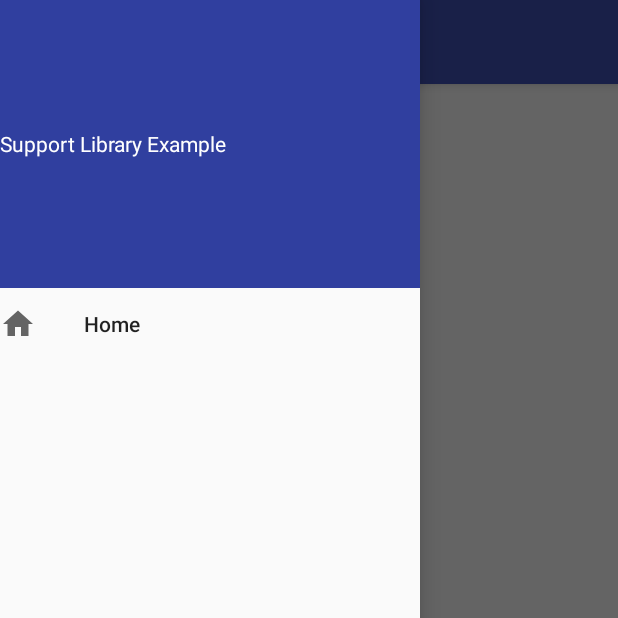
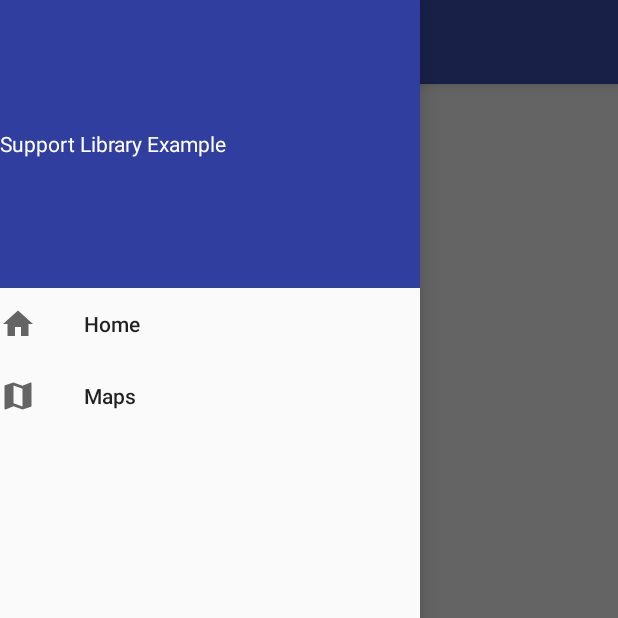
Before and after one commit to rsicarelli/supportlibraryexample, an Android app: the screen it shows after launch (HomeActivity), with the side drawer open, on a phone screen of 412 x 824 dp, the top half of it. Run offline under Robolectric (Android 15) with nearby library versions, the phone set to English and light mode, and no system bars; our stand-ins replace ButterKnife.

```diff
--- a/app/src/main/AndroidManifest.xml
+++ b/app/src/main/AndroidManifest.xml
@@ -17,7 +17,7 @@
 
         <activity
             android:name=".home.HomeActivity"
-            android:label="@string/title_activity_main"
+            android:label="@string/home"
             android:theme="@style/AppTheme.OverlapSystemBar">
             <intent-filter>
                 <action android:name="android.intent.action.MAIN" />
@@ -25,6 +25,10 @@
                 <category android:name="android.intent.category.LAUNCHER" />
             </intent-filter>
         </activity>
+        <activity
+            android:name=".map.MapActivity"
+            android:label="@string/maps"
+            android:theme="@style/AppTheme.OverlapSystemBar" />
     </application>
 
 </manifest>
--- /dev/null
+++ b/app/src/main/res/drawable/ic_map.xml
@@ -0,0 +1,13 @@
+<?xml version="1.0" encoding="utf-8"?>
+<vector xmlns:android="http://schemas.android.com/apk/res/android"
+    android:width="24dp"
+    android:height="24dp"
+    android:viewportHeight="24"
+    android:viewportWidth="24">
+    <path
+        android:fillColor="#000000"
+        android:pathData="M20.5 3l-.16.03L15 5.1 9 3 3.36 4.9c-.21.07-.36.25-.36.48V20.5c0 .28.22.5.5.5l.16-.03L9 18.9l6 2.1 5.64-1.9c.21-.07.36-.25.36-.48V3.5c0-.28-.22-.5-.5-.5zM15 19l-6-2.11V5l6 2.11V19z" />
+    <path
+        android:fillColor="#00FFFFFF"
+        android:pathData="M0 0h24v24H0z" />
+</vector>
--- /dev/null
+++ b/app/src/main/res/drawable/ic_map_selector.xml
@@ -0,0 +1,3 @@
+<selector xmlns:android="http://schemas.android.com/apk/res/android">
+    <item android:drawable="@drawable/ic_map" />
+</selector>
--- a/app/src/main/res/menu/drawer_actions.xml
+++ b/app/src/main/res/menu/drawer_actions.xml
@@ -6,4 +6,9 @@
         android:icon="@drawable/ic_home_selector"
         android:title="@string/home" />
 
+    <item
+        android:id="@+id/nav_map"
+        android:icon="@drawable/ic_map_selector"
+        android:title="@string/maps" />
+
 </menu>
--- a/app/src/main/res/values/strings.xml
+++ b/app/src/main/res/values/strings.xml
@@ -1,6 +1,6 @@
 <resources>
     <string name="app_name">Support Library Example</string>
-    <string name="title_activity_main">Home</string>
     <string name="navigation_view_header_title">Support Library Example</string>
     <string name="home">Home</string>
+    <string name="maps">Maps</string>
 </resources>
```
Also changed, not shown: app/src/main/java/br/com/rsicarelli/supportlibraryexample/presentation/DrawerCompositor.java (+23 -1 lines).
